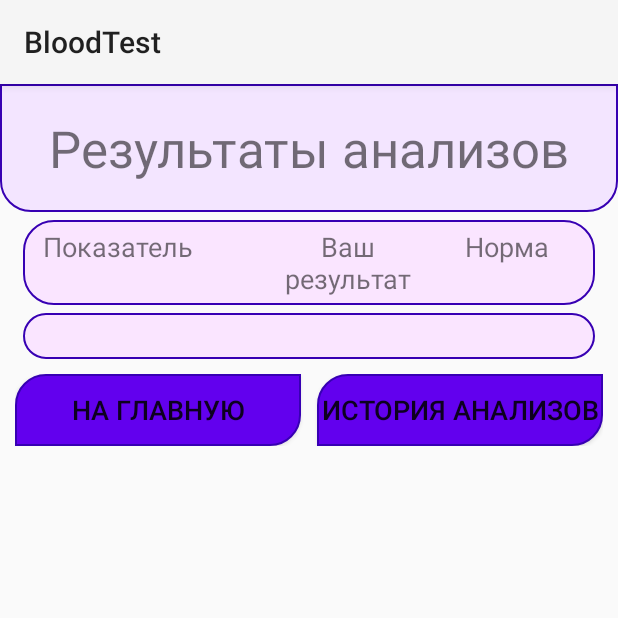
After one commit to RealHotPepe/diplom, an Android app: the AnalysingActivity screen opened directly, with no data from a screen before it, on a phone screen of 412 x 824 dp, the top half of it. The commit adds this screen. Run offline under Robolectric (Android 15) with nearby library versions, the phone set to English and light mode, and no system bars; our stand-ins replace Room's generated code; 1 statement that could not run was skipped.

Commit message:
<dev> add new AnalysingActivity and logic to him. Also add transfer from HistoryActivity to AnalysingActivity with analytical data

```diff
--- a/app/src/main/AndroidManifest.xml
+++ b/app/src/main/AndroidManifest.xml
@@ -12,6 +12,9 @@
         android:supportsRtl="true"
         android:theme="@style/Theme.Diplom"
         tools:targetApi="31">
+        <activity
+            android:name=".AnalysingActivity"
+            android:exported="false" />
         <activity
             android:name=".HistoryActivity"
             android:exported="false" />
--- a/app/src/main/java/com/example/diplom/Information.java
+++ b/app/src/main/java/com/example/diplom/Information.java
@@ -4,13 +4,14 @@ import androidx.room.ColumnInfo;
 import androidx.room.Entity;
 import androidx.room.PrimaryKey;
 
+import java.io.Serializable;
 import java.text.SimpleDateFormat;
 import java.util.Date;
 import java.util.Locale;
 import java.util.TimeZone;
 
 @Entity(tableName = "blood_analysis")
-public class Information {
+public class Information implements Serializable {
 
     @PrimaryKey(autoGenerate = true)
     public int id;
--- /dev/null
+++ b/app/src/main/res/drawable/divider.xml
@@ -0,0 +1,4 @@
+<shape xmlns:android="http://schemas.android.com/apk/res/android">
+    <size android:height="1dp"/>
+    <solid android:color="#E0E0E0"/>
+</shape>
--- /dev/null
+++ b/app/src/main/res/drawable/rounded_clickable_item.xml
@@ -0,0 +1,13 @@
+<selector xmlns:android="http://schemas.android.com/apk/res/android">
+    <item android:state_pressed="true">
+        <shape android:shape="rectangle">
+            <solid android:color="#11000000"/>
+            <corners android:radius="4dp"/>
+        </shape>
+    </item>
+    <item>
+        <shape android:shape="rectangle">
+            <corners android:radius="4dp"/>
+        </shape>
+    </item>
+</selector>
--- /dev/null
+++ b/app/src/main/res/layout/activity_analysing.xml
@@ -0,0 +1,103 @@
+<?xml version="1.0" encoding="utf-8"?>
+<ScrollView xmlns:android="http://schemas.android.com/apk/res/android"
+    xmlns:tools="http://schemas.android.com/tools"
+    android:layout_width="match_parent"
+    android:layout_height="match_parent"
+    android:scrollbars="vertical"
+    tools:context=".AnalysingActivity">
+
+    <LinearLayout
+        android:layout_width="match_parent"
+        android:layout_height="wrap_content"
+        android:orientation="vertical">
+
+        <!-- Заголовок -->
+        <TextView
+            android:layout_width="match_parent"
+            android:layout_height="wrap_content"
+            android:text="@string/analysing"
+            android:background="@drawable/rounded_head"
+            android:textSize="34sp"
+            android:gravity="center"
+            android:padding="20dp" />
+
+        <!-- Заголовки столбцов -->
+        <TableRow
+            android:layout_width="match_parent"
+            android:layout_height="wrap_content"
+            android:background="@drawable/rounded_text"
+            android:padding="5dp"
+            android:layout_marginLeft="15dp"
+            android:layout_marginRight="15dp"
+            android:layout_marginTop="5dp">
+
+            <TextView
+                android:layout_width="0dp"
+                android:layout_height="wrap_content"
+                android:layout_weight="1.5"
+                android:text="@string/nameFromDb"
+                android:textSize="18sp"
+                android:gravity="start"
+                android:paddingLeft="8dp"/>
+
+            <TextView
+                android:layout_width="0dp"
+                android:layout_height="wrap_content"
+                android:layout_weight="1"
+                android:text="@string/userResult"
+                android:textSize="18sp"
+                android:gravity="center"/>
+
+            <TextView
+                android:layout_width="0dp"
+                android:layout_height="wrap_content"
+                android:layout_weight="1"
+                android:text="@string/goldCenter"
+                android:textSize="18sp"
+                android:gravity="center"/>
+        </TableRow>
+
+        <!-- Контейнер для результатов -->
+        <LinearLayout
+            android:id="@+id/resultsContainer"
+            android:layout_width="match_parent"
+            android:layout_height="wrap_content"
+            android:orientation="vertical"
+            android:divider="@drawable/divider"
+            android:background="@drawable/rounded_text"
+            android:padding="15dp"
+            android:layout_marginLeft="15dp"
+            android:layout_marginRight="15dp"
+            android:layout_marginTop="5dp"
+            android:showDividers="middle"/>
+
+        <LinearLayout
+            android:layout_width="match_parent"
+            android:layout_height="match_parent"
+            android:orientation="horizontal"
+            android:layout_margin="10dp">
+
+            <Button
+                android:id="@+id/button"
+                android:layout_width="0dp"
+                android:layout_height="match_parent"
+                android:layout_weight="1"
+                android:background="@drawable/rounded_two_corners"
+                android:onClick="goBack"
+                android:layout_marginRight="5dp"
+                android:text="@string/back"
+                android:textSize="18sp" />
+
+            <Button
+                android:id="@+id/historyBD"
+                android:layout_width="0dp"
+                android:layout_height="match_parent"
+                android:layout_weight="1"
+                android:layout_marginLeft="5dp"
+                android:background="@drawable/rounded_two_corners"
+                android:textSize="18sp"
+                android:onClick="goHistory"
+                android:text="@string/history" />
+        </LinearLayout>
+    </LinearLayout>
+</ScrollView>
--- a/app/src/main/res/values/strings.xml
+++ b/app/src/main/res/values/strings.xml
@@ -30,4 +30,10 @@
     <string name="select_gender">Выберете Ваш пол</string>
     <string name="save">Сохранить</string>
 
+
+    <string name="analysing">Результаты анализов</string>
+    <string name="nameFromDb">Показатель</string>
+    <string name="userResult">Ваш результат</string>
+    <string name="goldCenter">Норма</string>
+
 </resources>
```
Also changed, not shown: app/src/main/java/com/example/diplom/AnalysingActivity.java (added, +248 -0 lines), app/src/main/java/com/example/diplom/HistoryActivity.java (+13 -2 lines), app/src/main/java/com/example/diplom/TestingActivity.java (+26 -43 lines).
